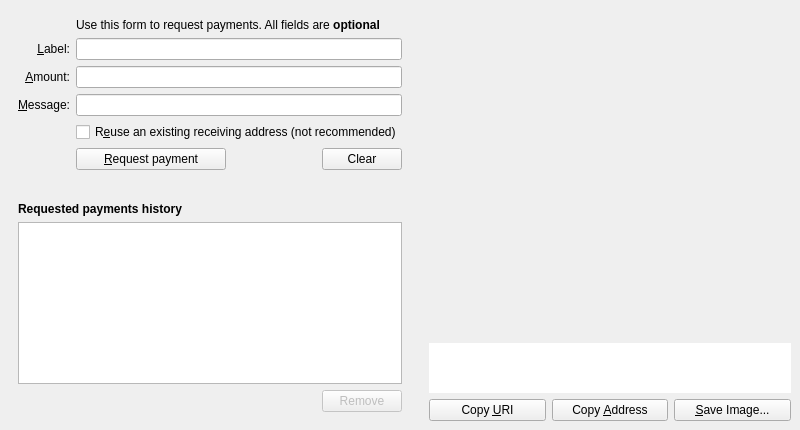
VadiqueMe/dogecoin, file src/qt/forms/receivecoinsdialog.ui: the form before one commit.
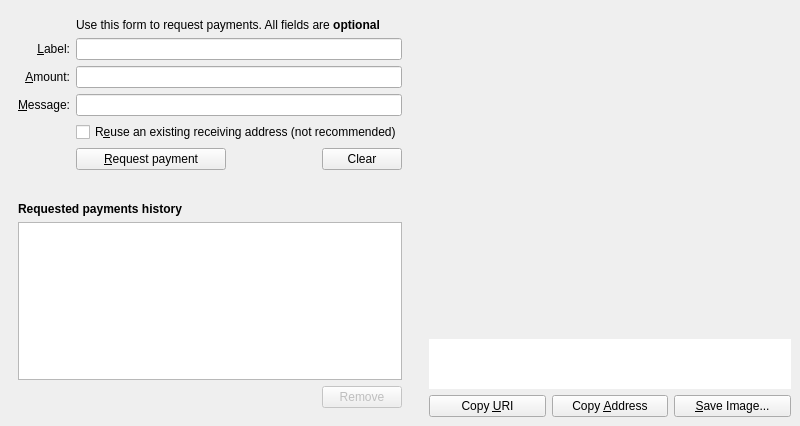
The form after the commit. Icons and pictures are not drawn. Custom widgets are drawn as their Qt base class.

```diff
--- a/src/qt/forms/receivecoinsdialog.ui
+++ b/src/qt/forms/receivecoinsdialog.ui
@@ -380,7 +380,7 @@
         <property name="sizeHint" stdset="0">
          <size>
           <width>1</width>
-          <height>8</height>
+          <height>4</height>
          </size>
         </property>
        </spacer>
```
Left out of the diff: 24 changed lines with no effect on the pictures.
